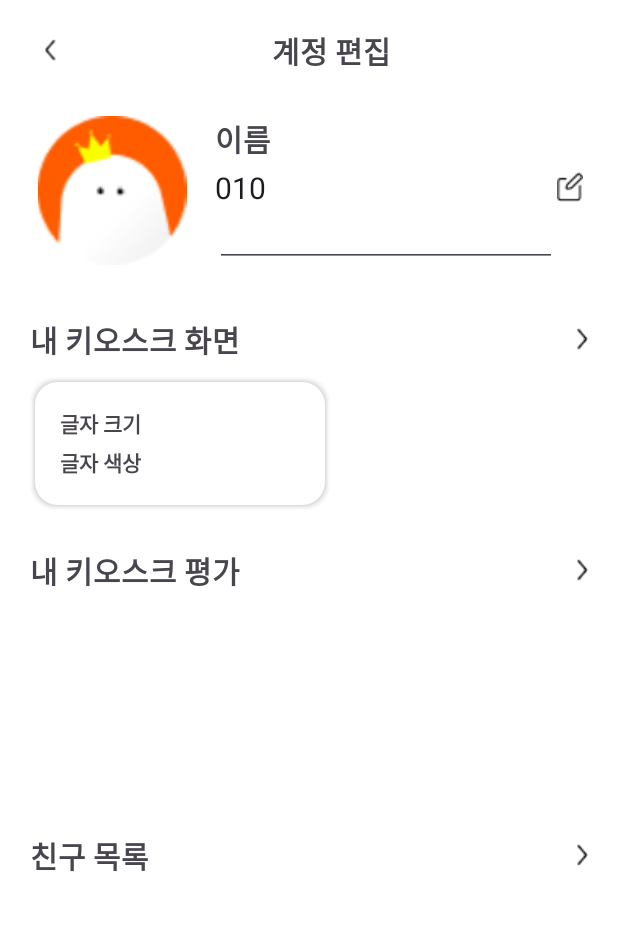
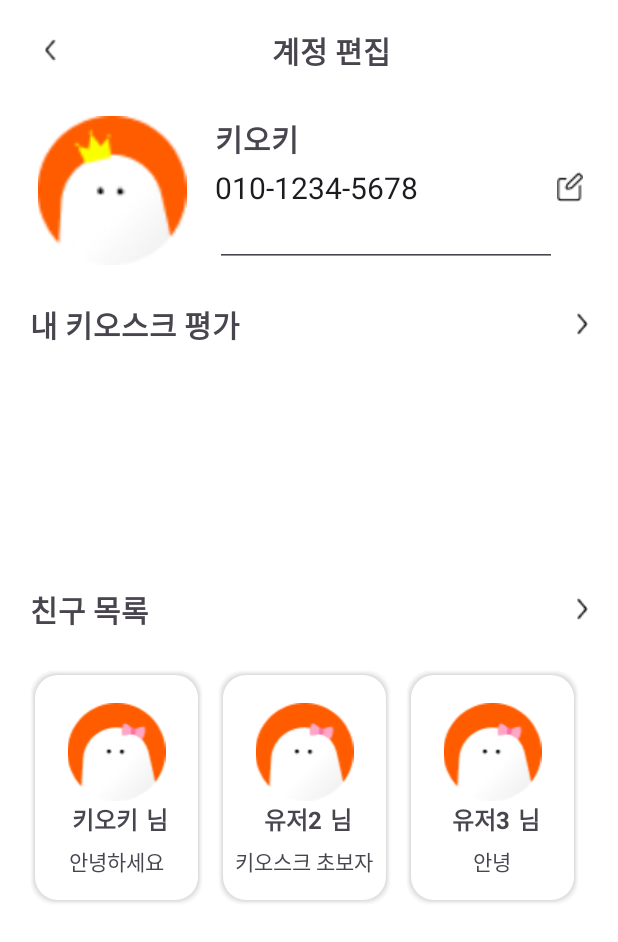
Before and after one commit to TeamKioki/FE, an Android app: the NavAccountEditActivity screen opened directly, with no data from a screen before it, on a phone screen of 412 x 824 dp. Shown: the top 942 px of the screen. Run offline under Robolectric (Android 15) with nearby library versions, the light colour scheme and no system bars; our stand-ins replace Room's generated code.

```diff
--- a/app/src/main/AndroidManifest.xml
+++ b/app/src/main/AndroidManifest.xml
@@ -104,7 +104,7 @@
 
         </activity>
         <activity
-            android:name=".NavAccountEditActivity"
+            android:name=".group.NavAccountEditActivity"
             android:exported="true" />
 
         <activity
--- a/app/src/main/java/com/umc6th/kioki/NavAccountEditActivity.kt
+++ /dev/null
@@ -1,29 +0,0 @@
-package com.umc6th.kioki
-
-import android.os.Bundle
-import androidx.appcompat.app.AppCompatActivity
-import com.umc6th.kioki.databinding.ActivityNavAccountEditBinding
-
-class NavAccountEditActivity : AppCompatActivity() {
-    lateinit var binding : ActivityNavAccountEditBinding
-    override fun onCreate(savedInstanceState: Bundle?) {
-        super.onCreate(savedInstanceState)
-        binding = ActivityNavAccountEditBinding.inflate(layoutInflater)
-        setContentView(binding.root)
-
-        binding.groupHeaderNavBackIv.setOnClickListener {
-            finish()
-        }
-        binding.navKioskSettingBtnIv.setOnClickListener {
-            val dialog = KioskSettingFragmentDialog()
-            var bundle = Bundle() // 다이얼로그에 전달할 Bundle 생성
-//            bundle.putInt("MemberId", member.memberId!!)
-//            bundle.putString("MemberName", member.nickname)
-//            bundle.putString("MemberNoteTitle", member.noteTitle)
-//            bundle.putString("MemberNoteText", member.noteText)
-            dialog.arguments = bundle
-            dialog.show(supportFragmentManager, "KioskSettingFragmentDialog")
-
-        }
-    }
-}
--- /dev/null
+++ b/app/src/main/java/com/umc6th/kioki/group/AccountEditGroupRvAdapter.kt
@@ -0,0 +1,33 @@
+package com.umc6th.kioki.group
+
+import android.view.LayoutInflater
+import android.view.ViewGroup
+import androidx.recyclerview.widget.RecyclerView
+import com.umc6th.kioki.databinding.UserItemBinding
+
+class AccountEditGroupRvAdapter(private var userList: List<MemberEntity>) : RecyclerView.Adapter<AccountEditGroupRvAdapter.UserViewHolder>() {
+
+    inner class UserViewHolder(private val binding: UserItemBinding): RecyclerView.ViewHolder(binding.root) {
+        fun bind(user: MemberEntity) {
+            binding.userNameTv.text = user.nickname
+            binding.userDescriptionTv.text = user.noteTitle
+        }
+    }
+
+    override fun onCreateViewHolder(
+        parent: ViewGroup,
+        viewType: Int
+    ): UserViewHolder {
+        return UserViewHolder(
+            UserItemBinding.inflate(LayoutInflater.from(parent.context), parent, false)
+        )
+    }
+
+    override fun getItemCount(): Int {
+        return userList.size
+    }
+
+    override fun onBindViewHolder(holder: UserViewHolder, position: Int) {
+        holder.bind(userList[position])
+    }
+}
--- a/app/src/main/java/com/umc6th/kioki/group/HomeUsersAdapter.kt
+++ b/app/src/main/java/com/umc6th/kioki/group/HomeUsersAdapter.kt
@@ -15,7 +15,6 @@
             binding.userNameTv.text = user.nickname
             binding.userDescriptionTv.text = user.noteTitle
 
-            // Update background based on selection
             itemView.isSelected = isSelected
         }
     }
--- a/app/src/main/java/com/umc6th/kioki/group/MainActivity.kt
+++ b/app/src/main/java/com/umc6th/kioki/group/MainActivity.kt
@@ -11,7 +11,6 @@ import androidx.core.view.GravityCompat
 import androidx.core.view.ViewCompat
 import androidx.core.view.WindowInsetsCompat
 import com.umc6th.kioki.KioskhomeActivity
-import com.umc6th.kioki.NavAccountEditActivity
 import com.umc6th.kioki.R
 import com.umc6th.kioki.databinding.ActivityMainBinding
 
@@ -75,12 +74,12 @@ class MainActivity : AppCompatActivity(), OnGroupMemberChangeListener {
 
         }
     }
+
     private fun setUpViewPager() {
         val filteredMembers = MemberLists.members.filter { it.isGroupMember == true }
         binding.mainUsersVp.adapter = PagerFragmentStateAdapter(this, filteredMembers)
 
         binding.homeUsersIndicator.setViewPager(binding.mainUsersVp)
-
     }
 
 //    private fun setUpViewPager(memberList: List<GroupMember>) {
--- /dev/null
+++ b/app/src/main/java/com/umc6th/kioki/group/NavAccountEditActivity.kt
@@ -0,0 +1,34 @@
+package com.umc6th.kioki.group
+
+import android.content.Intent
+import android.os.Bundle
+import androidx.appcompat.app.AppCompatActivity
+import androidx.recyclerview.widget.LinearLayoutManager
+import com.umc6th.kioki.KioskSettingFragmentDialog
+import com.umc6th.kioki.databinding.ActivityNavAccountEditBinding
+
+class NavAccountEditActivity : AppCompatActivity() {
+    lateinit var binding : ActivityNavAccountEditBinding
+    override fun onCreate(savedInstanceState: Bundle?) {
+        super.onCreate(savedInstanceState)
+        binding = ActivityNavAccountEditBinding.inflate(layoutInflater)
+        setContentView(binding.root)
+
+        binding.groupHeaderNavBackIv.setOnClickListener {
+            finish()
+        }
+
+        // 친구 목록 버튼 이벤트
+        binding.navGroupListBtnIv.setOnClickListener {
+            val intent = Intent(this, GroupHomeActivity::class.java)
+            startActivity(intent)
+        }
+
+        // 친구 목록 리싸이클러뷰
+        binding.accountEditGroupListRv.layoutManager = LinearLayoutManager(this, LinearLayoutManager.HORIZONTAL, false)
+        val filteredMembers = MemberLists.members.filter { it.isGroupMember == true }
+        binding.accountEditGroupListRv.adapter = AccountEditGroupRvAdapter(filteredMembers)
+
+
+    }
+}
--- a/app/src/main/res/layout/activity_nav_account_edit.xml
+++ b/app/src/main/res/layout/activity_nav_account_edit.xml
@@ -62,7 +62,7 @@
                 android:layout_width="wrap_content"
                 android:layout_height="wrap_content"
                 android:layout_weight="1"
-                android:text="이름"
+                android:text="키오키"
                 android:textStyle="bold"
                 android:textSize="20sp"/>
 
@@ -78,7 +78,7 @@
                     android:background="@android:color/transparent"
                     android:backgroundTint="@null"
                     android:textSize="20sp"
-                    android:text="010"/>
+                    android:text="010-1234-5678"/>
 
                 <ImageView
                     android:id="@+id/edit_name_btn_iv"
@@ -97,96 +97,16 @@
         </LinearLayout>
     </LinearLayout>
 
-    <LinearLayout
-        android:id="@+id/linearLayout15"
-        android:layout_width="match_parent"
-        android:layout_height="wrap_content"
-        android:layout_marginStart="20dp"
-        android:layout_marginTop="10dp"
-        android:gravity="center_vertical"
-        app:layout_constraintEnd_toEndOf="parent"
-        app:layout_constraintStart_toStartOf="parent"
-        app:layout_constraintTop_toBottomOf="@+id/linearLayout">
-
-        <TextView
-            android:layout_width="344dp"
-            android:layout_height="wrap_content"
-            android:text="내 키오스크 화면"
-            android:textSize="20sp"
-            android:textStyle="bold" />
-
-        <ImageView
-            android:id="@+id/nav_kiosk_setting_btn_iv"
-            android:layout_width="wrap_content"
-            android:layout_height="wrap_content"
-            android:layout_weight="1"
-            app:srcCompat="@drawable/ic_home_arrow_right_black" />
-    </LinearLayout>
-
-    <LinearLayout
-        android:id="@+id/linearLayout16"
-        android:layout_width="200dp"
-        android:layout_height="wrap_content"
-        android:layout_marginStart="20dp"
-        android:layout_marginTop="10dp"
-        android:background="@drawable/btn_main_user_item"
-        android:orientation="vertical"
-        android:padding="20dp"
-        app:layout_constraintEnd_toEndOf="parent"
-        app:layout_constraintHorizontal_bias="0.0"
-        app:layout_constraintStart_toStartOf="parent"
-        app:layout_constraintTop_toBottomOf="@+id/linearLayout15">
-
-        <LinearLayout
-            android:layout_width="wrap_content"
-            android:layout_height="wrap_content">
-
-            <TextView
-                android:layout_width="wrap_content"
-                android:layout_height="wrap_content"
-                android:text="글자 크기"
-                android:textStyle="bold" />
-
-            <TextView
-                android:id="@+id/account_edit_text_size_tv"
-                android:layout_width="wrap_content"
-                android:layout_height="wrap_content"
-                android:text=""
-                android:textStyle="bold" />
-
-        </LinearLayout>
-
-        <LinearLayout
-            android:layout_width="wrap_content"
-            android:layout_height="wrap_content">
-
-            <TextView
-                android:layout_width="wrap_content"
-                android:layout_height="wrap_content"
-                android:text="글자 색상"
-                android:textStyle="bold" />
-
-            <TextView
-                android:id="@+id/account_edit_text_color_tv"
-                android:layout_width="wrap_content"
-                android:layout_height="wrap_content"
-                android:text=""
-                android:textSize="20sp"
-                android:textStyle="bold" />
-
-        </LinearLayout>
-    </LinearLayout>
 
     <LinearLayout
         android:id="@+id/linearLayout17"
         android:layout_width="match_parent"
         android:layout_height="wrap_content"
         android:layout_marginStart="20dp"
-        android:layout_marginTop="25dp"
         android:gravity="center_vertical"
         app:layout_constraintEnd_toEndOf="parent"
         app:layout_constraintStart_toStartOf="parent"
-        app:layout_constraintTop_toBottomOf="@+id/linearLayout16">
+        app:layout_constraintTop_toBottomOf="@+id/linearLayout">
 
         <TextView
             android:layout_width="344dp"
@@ -203,6 +123,7 @@
     </LinearLayout>
 
     <LinearLayout
+        android:id="@+id/linearLayout15"
         android:layout_width="match_parent"
         android:layout_height="wrap_content"
         android:layout_marginStart="20dp"
@@ -228,5 +149,19 @@
             app:srcCompat="@drawable/ic_home_arrow_right_black" />
     </LinearLayout>
 
+    <androidx.recyclerview.widget.RecyclerView
+        android:id="@+id/account_edit_group_list_rv"
+        android:layout_width="match_parent"
+        android:layout_height="wrap_content"
+        android:layout_marginStart="20dp"
+        android:layout_marginTop="16dp"
+        android:layout_marginEnd="20dp"
+        app:layout_constraintBottom_toBottomOf="parent"
+        app:layout_constraintEnd_toEndOf="parent"
+        app:layout_constraintHorizontal_bias="0.0"
+        app:layout_constraintStart_toStartOf="parent"
+        app:layout_constraintTop_toBottomOf="@+id/linearLayout15"
+        app:layout_constraintVertical_bias="0.04" />
+
 
 </androidx.constraintlayout.widget.ConstraintLayout>
--- a/app/src/main/res/values/themes.xml
+++ b/app/src/main/res/values/themes.xml
@@ -28,4 +28,6 @@
         <item name="mainTextSize">@dimen/main_text_size_2</item>
     </style>
 
+
+
 </resources>
```
Also changed, not shown: app/src/main/java/com/umc6th/kioki/group/GroupHomeActivity.kt (+12 -0 lines), app/src/main/java/com/umc6th/kioki/group/GroupHomeEditFragmentDialog.kt (+57 -2 lines), app/src/main/java/com/umc6th/kioki/group/MemberLists.kt (+4 -3 lines), app/src/main/res/layout/fragment_group_home_edit.xml (+11 -12 lines).
